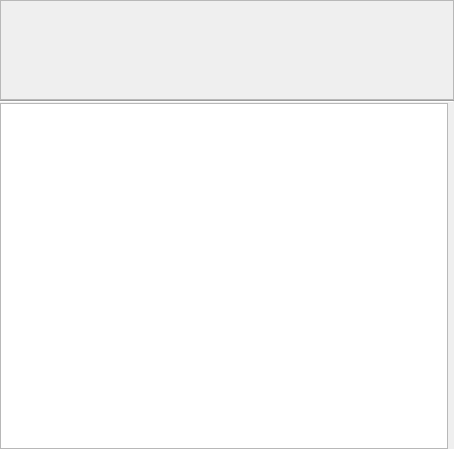
Qt form ApperKCM/Updater/Updater.ui (KDE/apper) before a commit.
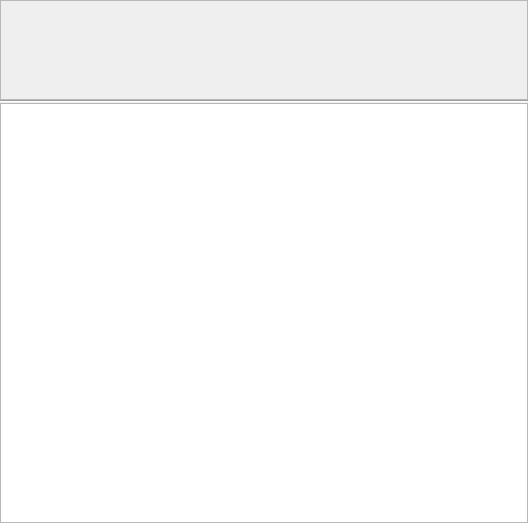
The same form after that commit. The open tabs and pages were chosen to show the change. Custom widgets are drawn as their Qt base class.

Commit message: Fix showSizes in Updater and UpdateDetails margins

```diff
--- a/ApperKCM/Updater/Updater.ui
+++ b/ApperKCM/Updater/Updater.ui
@@ -6,21 +6,21 @@
    <rect>
     <x>0</x>
     <y>0</y>
-    <width>454</width>
-    <height>449</height>
+    <width>528</width>
+    <height>523</height>
    </rect>
   </property>
   <property name="locale">
    <locale language="English" country="UnitedStates"/>
   </property>
-  <layout class="QGridLayout" name="gridLayout">
-   <property name="verticalSpacing">
+  <layout class="QVBoxLayout" name="verticalLayout_2">
+   <property name="spacing">
     <number>0</number>
    </property>
    <property name="margin">
     <number>0</number>
    </property>
-   <item row="0" column="0" colspan="2">
+   <item>
     <widget class="QScrollArea" name="distroUpgradesSA">
      <property name="maximumSize">
       <size>
@@ -42,7 +42,7 @@
        <rect>
         <x>0</x>
         <y>0</y>
-        <width>448</width>
+        <width>522</width>
         <height>94</height>
        </rect>
       </property>
@@ -50,25 +50,21 @@
      </widget>
     </widget>
    </item>
-   <item row="1" column="0" colspan="2">
+   <item>
     <widget class="Line" name="line">
      <property name="orientation">
       <enum>Qt::Horizontal</enum>
      </property>
     </widget>
    </item>
-   <item row="4" column="0" colspan="2">
-    <widget class="UpdateDetails" name="updateDetails" native="true">
-     <property name="maximumSize">
-      <size>
-       <width>16777215</width>
-       <height>0</height>
-      </size>
-     </property>
-    </widget>
-   </item>
-   <item row="3" column="0">
+   <item>
     <widget class="QStackedWidget" name="stackedWidget">
+     <property name="sizePolicy">
+      <sizepolicy hsizetype="Preferred" vsizetype="Expanding">
+       <horstretch>0</horstretch>
+       <verstretch>0</verstretch>
+      </sizepolicy>
+     </property>
      <property name="currentIndex">
       <number>1</number>
      </property>
```
Left out of the diff: 12 changed lines with no effect on the pictures. The commit also changes 2 other files.
